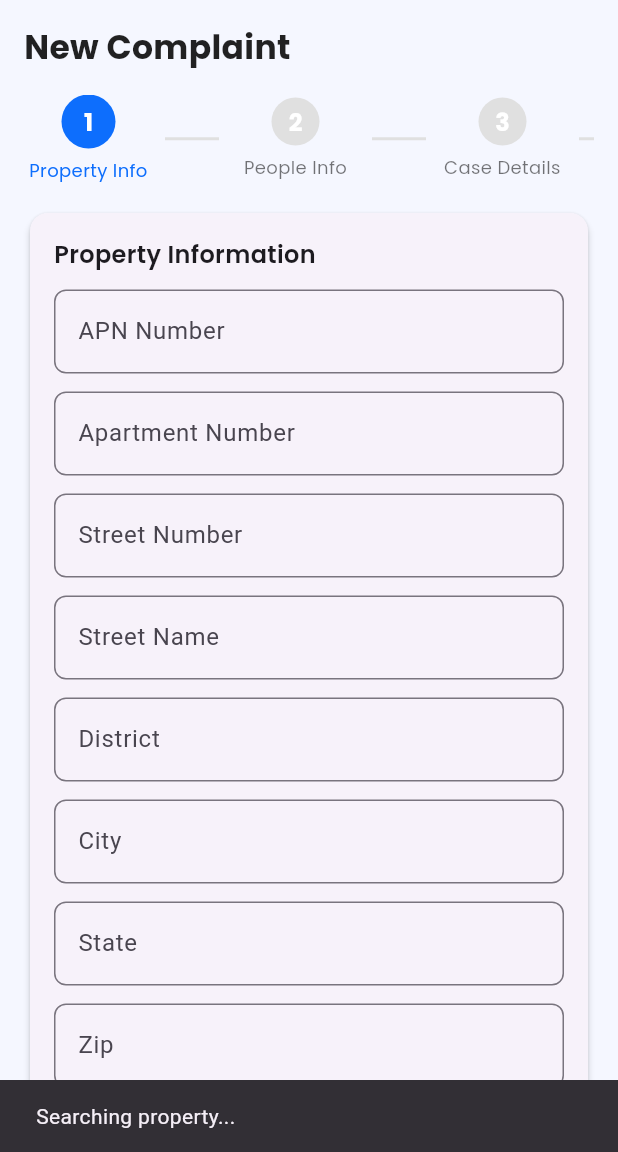
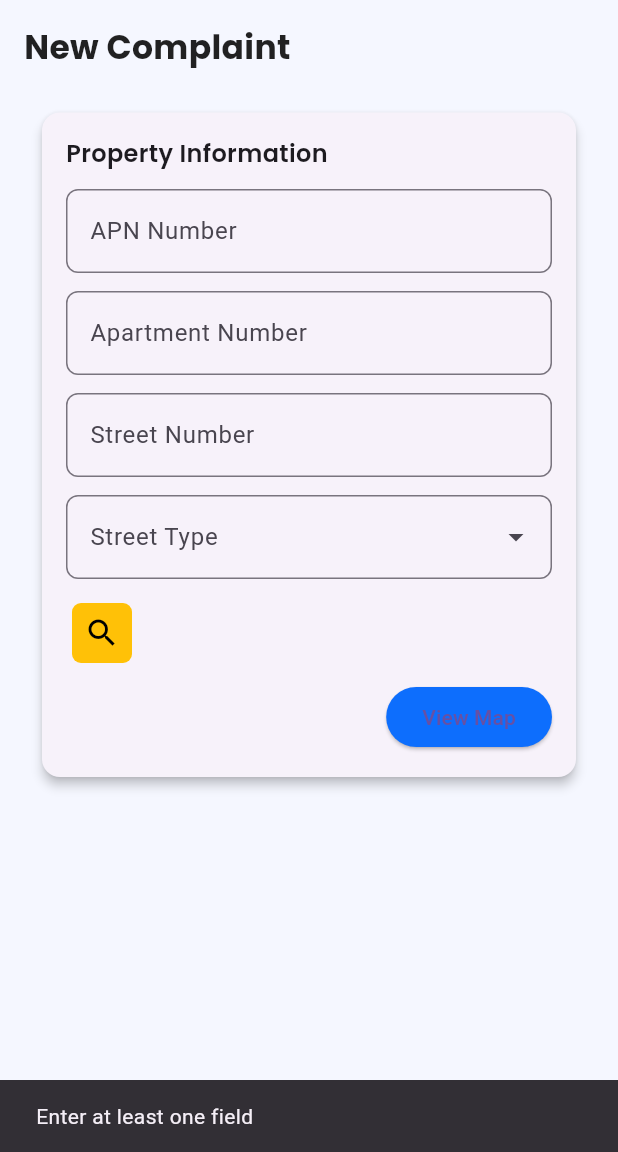
Before and after one commit to vrvivek443/myflutterapp, a Flutter app: the NewComplaintScreen widget shown alone on an empty page, opened directly, after a tap on the "search" icon, on a phone screen of 412 x 824 dp, the part 84-1236 px from its top. Run offline on Flutter 3.47's test engine with Material 3 defaults, Android fonts, the phone set to English and light mode, and no system bars; drawn by our look-alikes of dropdown_search; our stand-ins replace dio, flutter_bloc, google_fonts, pretty_dio_logger; missing offline and left inert: aad_oauth; network calls fail.

Commit message:
Web-Check

```diff
--- a/lib/view/new_complaint_screen.dart
+++ b/lib/view/new_complaint_screen.dart
@@ -3,8 +3,10 @@ import 'package:flutter/material.dart';
 import 'package:google_fonts/google_fonts.dart';
 import '../layout/main_layout.dart';
 import '../view/components/property-info.dart';
+import '../view/components/people-info.dart';
 import 'package:dropdown_search/dropdown_search.dart';
 import 'package:dio/dio.dart';
+import '../services/api.dart';
 
 class NewComplaintScreen extends StatefulWidget {
   const NewComplaintScreen({super.key});
@@ -38,6 +40,7 @@ class _NewComplaintScreenState extends State<NewComplaintScreen> {
   final _inspectorFormKey = GlobalKey<FormState>();
   final _violationsFormKey = GlobalKey<FormState>();
   final _actionFormKey = GlobalKey<FormState>();
+
 
   // Property controllers
   final TextEditingController apnController = TextEditingController();
@@ -340,14 +343,7 @@ class _NewComplaintScreenState extends State<NewComplaintScreen> {
                       borderRadius: BorderRadius.circular(6),
                     ),
                   ),
-                  onPressed: () {
-                    ScaffoldMessenger.of(context).showSnackBar(
-                      const SnackBar(content: Text('Searching property...')),
-                    );
-                    Future.delayed(const Duration(seconds: 1), () {
-                      setState(() => _propertyLoaded = true);
-                    });
-                  },
+                  onPressed: _searchProperty,
                 ),
               ],
             ),
@@ -371,6 +367,52 @@ class _NewComplaintScreenState extends State<NewComplaintScreen> {
       ),
     );
   }
+
+  Future<void> _searchProperty() async {
+  final Map<String, dynamic> fields = {};
+
+  if (apnController.text.trim().isNotEmpty) {
+    fields['apnNumber'] = apnController.text.trim();
+  }
+  if (aptController.text.trim().isNotEmpty) {
+    fields['apartmentNumber'] = aptController.text.trim();
+  }
+  if (streetNoController.text.trim().isNotEmpty) {
+    fields['streetNumber'] = streetNoController.text.trim();
+  }
+  if (selectedStreetType != null && selectedStreetType!.isNotEmpty) {
+    fields['streetType'] = selectedStreetType!;
+  }
+
+  if (fields.isEmpty) {
+    ScaffoldMessenger.of(context).showSnackBar(
+      const SnackBar(content: Text("Enter at least one field")),
+    );
+    return;
+  }
+
+  try {
+    final result = await API().searchProperty(fields);
+
+    print("Property Search API Result: $result");
+
+    setState(() {
+      _propertyLoaded = true;
+      // store result if you want:
+      // propertySearchResults = result;
+    });
+
+    ScaffoldMessenger.of(context).showSnackBar(
+      const SnackBar(content: Text("Search complete")),
+    );
+
+  } catch (e) {
+    ScaffoldMessenger.of(context).showSnackBar(
+      SnackBar(content: Text(e.toString())),
+    );
+  }
+}
+
 
   Widget _buildStepContent(bool isNarrow) {
     switch (_currentStep) {
@@ -403,139 +445,33 @@ class _NewComplaintScreenState extends State<NewComplaintScreen> {
   // 1. Property Info UI
   // -----------------------
   Widget _buildPropertyInfo(bool isNarrow) {
-    return Form(
-      key: _propertyFormKey,
-      child: _wrapCard(
-        child: Column(
-          crossAxisAlignment: CrossAxisAlignment.start,
-          children: [
-            Text(
-              'Property Information',
-              style: GoogleFonts.poppins(
-                fontSize: 16,
-                fontWeight: FontWeight.w600,
-              ),
-            ),
-            const SizedBox(height: 12),
-            Wrap(
-              spacing: 12,
-              runSpacing: 12,
-              children: [
-                _sizedField(
-                  controller: apnController,
-                  label: 'APN Number',
-                  width: isNarrow ? double.infinity : 220,
-                ),
-                _sizedField(
-                  controller: aptController,
-                  label: 'Apartment Number',
-                  width: isNarrow ? double.infinity : 180,
-                ),
-                _sizedField(
-                  controller: streetNoController,
-                  label: 'Street Number',
-                  width: isNarrow ? double.infinity : 140,
-                ),
-                _sizedField(
-                  controller: streetNameController,
-                  label: 'Street Name',
-                  width: isNarrow ? double.infinity : 220,
-                ),
-                _sizedField(
-                  controller: districtController,
-                  label: 'District',
-                  width: isNarrow ? double.infinity : 220,
-                ),
-                _sizedField(
-                  controller: cityController,
-                  label: 'City',
-                  width: isNarrow ? double.infinity : 150,
-                ),
-                _sizedField(
-                  controller: stateController,
-                  label: 'State',
-                  width: isNarrow ? double.infinity : 120,
-                ),
-                _sizedField(
-                  controller: zipController,
-                  label: 'Zip',
-                  width: isNarrow ? double.infinity : 120,
-                ),
-              ],
-            ),
-            const SizedBox(height: 12),
-            Align(
-              alignment: Alignment.centerRight,
-              child: ElevatedButton.icon(
-                style: ElevatedButton.styleFrom(
-                  backgroundColor: const Color(0xFF0D6EFD),
-                ),
-                icon: const Icon(Icons.map),
-                label: const Text('View Map'),
-                onPressed: () {
-                  ScaffoldMessenger.of(context).showSnackBar(
-                    const SnackBar(content: Text('Map view (mock)')),
-                  );
-                },
-              ),
-            ),
-          ],
-        ),
-      ),
-    );
-  }
+  return PropertyInfoSection(
+    formKey: _propertyFormKey,
+    apnController: apnController,
+    aptController: aptController,
+    streetNoController: streetNoController,
+    streetNameController: streetNameController,
+    districtController: districtController,
+    cityController: cityController,
+    stateController: stateController,
+    zipController: zipController,
+    isNarrow: isNarrow,
+  );
+}
 
   // -----------------------
   // 2. People Info UI
   // -----------------------
   Widget _buildPeopleInfo(bool isNarrow) {
-    return Form(
-      key: _peopleFormKey,
-      child: _wrapCard(
-        child: Column(
-          crossAxisAlignment: CrossAxisAlignment.start,
-          children: [
-            Text(
-              'People Information',
-              style: GoogleFonts.poppins(
-                fontSize: 16,
-                fontWeight: FontWeight.w600,
-              ),
-            ),
-            const SizedBox(height: 12),
-            ...people.map((p) => _peopleTile(p)).toList(),
-            const SizedBox(height: 8),
-            Row(
-              children: [
-                ElevatedButton.icon(
-                  style: ElevatedButton.styleFrom(
-                    backgroundColor: const Color(0xFF0D6EFD),
-                  ),
-                  onPressed: () => _showAddPersonDialog(),
-                  icon: const Icon(Icons.person_add),
-                  label: const Text('Add Person'),
-                ),
-                const SizedBox(width: 12),
-                if (people.isNotEmpty)
-                  Text(
-                    '${people.length} person(s)',
-                    style: GoogleFonts.poppins(),
-                  ),
-              ],
-            ),
-            const SizedBox(height: 8),
-            Text(
-              'Note: Add complainant or related persons',
-              style: GoogleFonts.poppins(
-                fontSize: 12,
-                color: Colors.grey.shade600,
-              ),
-            ),
-          ],
-        ),
-      ),
-    );
-  }
+  return PeopleInfoSection(
+    formKey: _peopleFormKey,
+    people: people,
+    onAddPerson: _showAddPersonDialog,
+    peopleTileBuilder: (p) => _peopleTile(p),
+    isNarrow: isNarrow,
+  );
+}
+
 
   Widget _peopleTile(Person p) {
     return ListTile(
```
Also changed, not shown: lib/services/api.dart (+13 -0 lines), lib/view/components/people-info.dart (+87 -0 lines).
